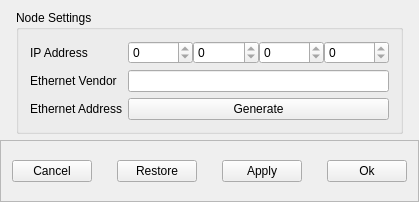
Old version of the form NovaGUI/UI/nodePopup.ui in the repository altf4/Nova.
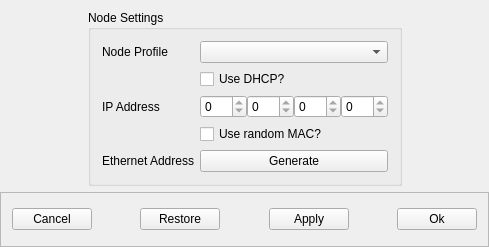
New version of the form.

Commit message: UI_QT: Make adding nodes more user friendly

Patch:
```diff
--- a/NovaGUI/UI/nodePopup.ui
+++ b/NovaGUI/UI/nodePopup.ui
@@ -9,8 +9,8 @@
    <rect>
     <x>0</x>
     <y>0</y>
-    <width>419</width>
-    <height>202</height>
+    <width>489</width>
+    <height>247</height>
    </rect>
   </property>
   <property name="windowTitle">
@@ -30,7 +30,14 @@
        <property name="fieldGrowthPolicy">
         <enum>QFormLayout::AllNonFixedFieldsGrow</enum>
        </property>
-       <item row="0" column="0">
+       <item row="1" column="1">
+        <widget class="QCheckBox" name="isDHCP">
+         <property name="text">
+          <string>Use DHCP?</string>
+         </property>
+        </widget>
+       </item>
+       <item row="2" column="0">
         <widget class="QLabel" name="ipLabel">
          <property name="toolTip">
           <string>This is the IP Address the node will attempt to use when using static IP addressing.</string>
@@ -40,7 +47,7 @@
          </property>
         </widget>
        </item>
-       <item row="0" column="1">
+       <item row="2" column="1">
         <layout class="QHBoxLayout" name="ipHBox">
          <property name="spacing">
           <number>0</number>
@@ -123,27 +130,14 @@
          </item>
         </layout>
        </item>
-       <item row="1" column="0">
-        <widget class="QLabel" name="ethernetLabel">
-         <property name="toolTip">
-          <string>The prefix of the ethernet address is determined by the ethernet vendor, to change this either edit the node's profile or create a custom profile for the node.</string>
-         </property>
+       <item row="4" column="1">
+        <widget class="QCheckBox" name="isRandomMAC">
          <property name="text">
-          <string>Ethernet Vendor</string>
+          <string>Use random MAC?</string>
          </property>
         </widget>
        </item>
-       <item row="1" column="1">
-        <widget class="QLineEdit" name="ethernetVendorEdit">
-         <property name="toolTip">
-          <string>The prefix of the ethernet address is determined by the ethernet vendor, to change this either edit the node's profile or create a custom profile for the node.</string>
-         </property>
-         <property name="readOnly">
-          <bool>true</bool>
-         </property>
-        </widget>
-       </item>
-       <item row="2" column="0">
+       <item row="5" column="0">
         <widget class="QLabel" name="macLabel">
          <property name="toolTip">
           <string>This is the MAC address the node will use when replying to arp requests or attempting to get a DHCP lease on an IP Address.</string>
@@ -153,7 +147,7 @@
          </property>
         </widget>
        </item>
-       <item row="2" column="1">
+       <item row="5" column="1">
         <layout class="QHBoxLayout" name="ethernetHBox">
          <property name="spacing">
           <number>0</number>
@@ -170,6 +164,16 @@
          </item>
         </layout>
        </item>
+       <item row="0" column="1">
+        <widget class="QComboBox" name="nodeProfileComboBox"/>
+       </item>
+       <item row="0" column="0">
+        <widget class="QLabel" name="label">
+         <property name="text">
+          <string>Node Profile</string>
+         </property>
+        </widget>
+       </item>
       </layout>
      </widget>
     </item>
```
The commit also changes 12 other files.
